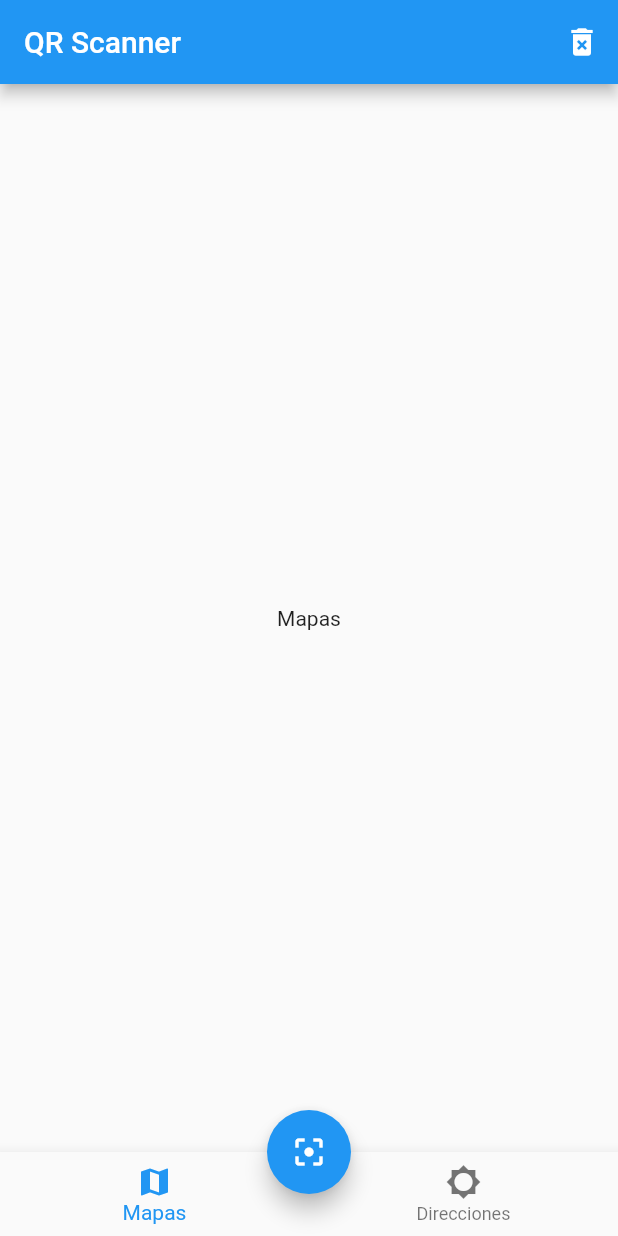
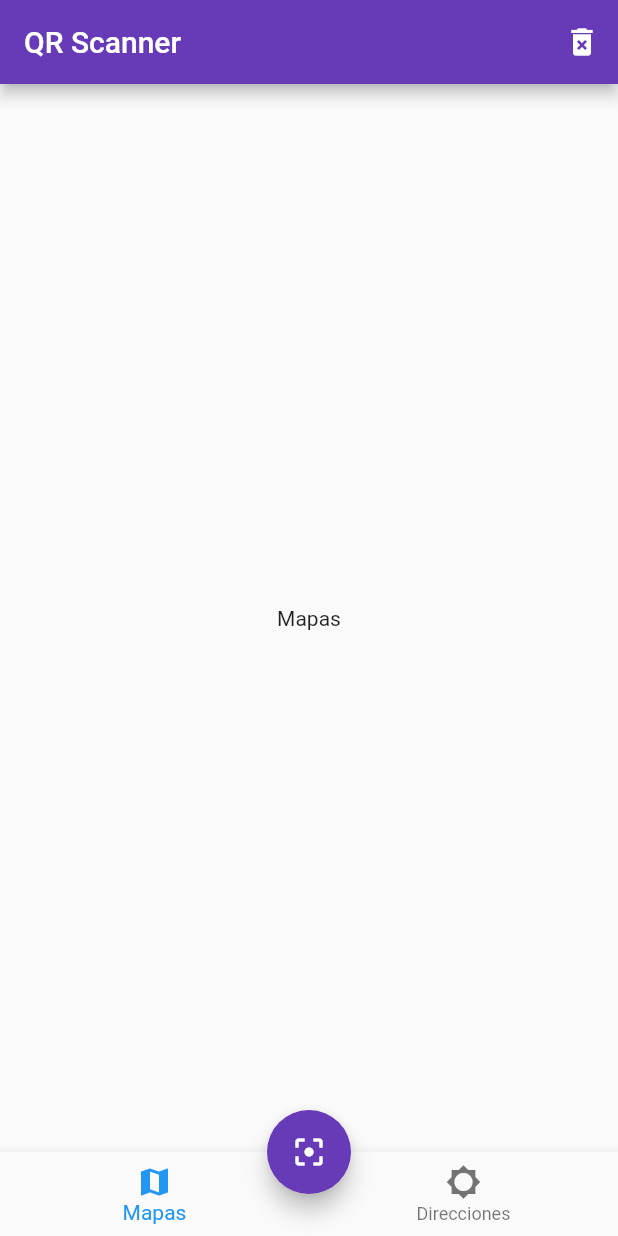
Before and after one commit to M4rcell/Flutter_QrReaderApp, a Flutter app: the screen it shows after launch, on a phone screen of 412 x 824 dp. Run offline on Flutter 3.47's test engine with Material 2 defaults, Android fonts, the phone set to English and light mode, and no system bars.

Commit message:
Personalizar el color global

```diff
--- a/lib/main.dart
+++ b/lib/main.dart
@@ -15,6 +15,10 @@ class MyApp extends StatelessWidget {
         'home' : (BuildContext context) => HomePage()
 
       },
+     //personalizar el color global
+      theme: ThemeData(
+       primaryColor: Colors.deepPurple
+      ),
     );
   }
 }
--- a/lib/src/pages/home_page.dart
+++ b/lib/src/pages/home_page.dart
@@ -19,7 +19,9 @@ class _HomePageState extends State<HomePage> {
        actions: <Widget>[
          IconButton(
            icon: Icon(Icons.delete_forever),
-           onPressed: (){})
+           onPressed: (){},
+
+        )
        ],
       ),
       body: _callPage(currentIndex),
@@ -28,7 +30,9 @@ class _HomePageState extends State<HomePage> {
       floatingActionButtonLocation: FloatingActionButtonLocation.centerDocked,
       floatingActionButton: FloatingActionButton(
         child: Icon(Icons.filter_center_focus),
-        onPressed: null),
+        onPressed: (){},
+        backgroundColor: Theme.of(context).primaryColor,
+      ),
 
     );
   }
```
